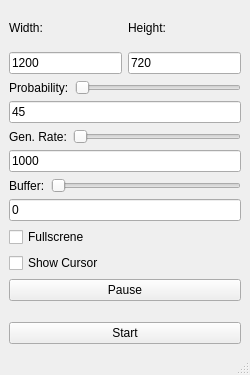
Before: the Qt Designer form mainwindow.ui in mobergmann/white-noise-generator, drawn with Qt 5.
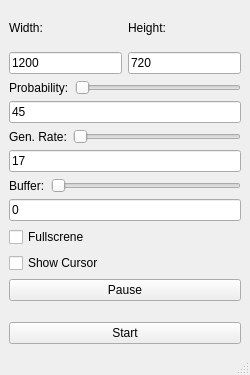
After: the same form once the commit is applied.

Commit message: changed the default gen. rate to ~ 60 times in a second

Patch:
```diff
--- a/mainwindow.ui
+++ b/mainwindow.ui
@@ -163,7 +163,7 @@
         <item>
          <widget class="QLineEdit" name="fps_lineEdit">
           <property name="text">
-           <string>1000</string>
+           <string>17</string>
           </property>
          </widget>
         </item>
```
